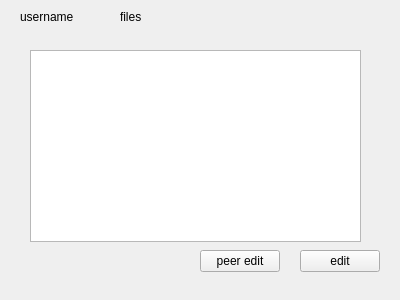
Before: the Qt Designer form client/userpanel.ui in cristid9/SocketPad, drawn with Qt 5.
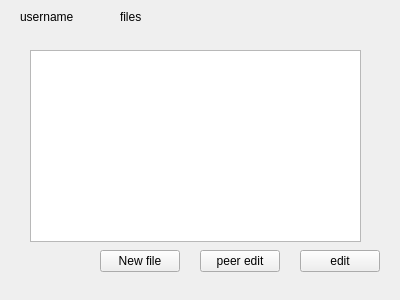
After: the same form once the commit is applied.

Patch:
```diff
--- a/client/userpanel.ui
+++ b/client/userpanel.ui
@@ -75,6 +75,19 @@
     <string>files</string>
    </property>
   </widget>
+  <widget class="QPushButton" name="pushButton_3">
+   <property name="geometry">
+    <rect>
+     <x>100</x>
+     <y>250</y>
+     <width>80</width>
+     <height>22</height>
+    </rect>
+   </property>
+   <property name="text">
+    <string>New file</string>
+   </property>
+  </widget>
  </widget>
  <resources/>
  <connections/>
```
